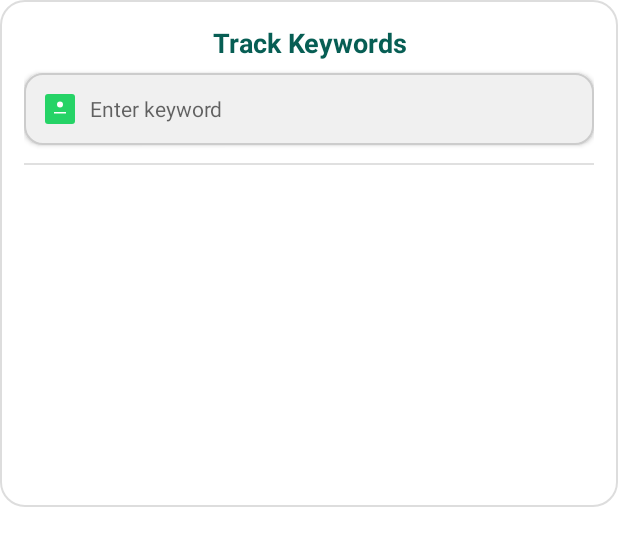
After one commit to adeebibrahim01/Status-saver-Android-app-, an Android app: the layout dialog_tracker_keywords.xml on its own in the app's theme, with its tools: preview values and no code run, on a phone screen of 412 x 824 dp. The commit adds this screen. Shown: the top 546 px of the screen. Run offline under Robolectric (Android 15) with nearby library versions, the phone set to English and light mode, and no system bars.

Commit message:
Tracker fragment implement keya h

```diff
--- a/app/src/main/AndroidManifest.xml
+++ b/app/src/main/AndroidManifest.xml
@@ -33,7 +33,7 @@
         android:theme="@style/Theme.WhatsDownloadPlus"
         tools:targetApi="33">
         <activity
-            android:name=".TrackerActivity"
+            android:name=".ui.tracker.TrackerFragment"
             android:exported="false" />
         <!-- Intro Screen -->
         <activity
--- /dev/null
+++ b/app/src/main/res/drawable/bg_whatsapp_dialog.xml
@@ -0,0 +1,14 @@
+<?xml version="1.0" encoding="utf-8"?>
+<shape xmlns:android="http://schemas.android.com/apk/res/android"
+    android:shape="rectangle">
+    <solid android:color="#FFFFFF" />
+    <corners android:radius="16dp" />
+    <padding
+        android:left="8dp"
+        android:top="8dp"
+        android:right="8dp"
+        android:bottom="8dp"/>
+    <stroke
+        android:width="1dp"
+        android:color="#DDDDDD" />
+</shape>
--- /dev/null
+++ b/app/src/main/res/drawable/bg_whatsapp_edittext.xml
@@ -0,0 +1,9 @@
+<?xml version="1.0" encoding="utf-8"?>
+<shape xmlns:android="http://schemas.android.com/apk/res/android"
+    android:shape="rectangle">
+    <solid android:color="#F0F0F0"/>
+    <corners android:radius="12dp"/>
+    <stroke
+        android:width="1dp"
+        android:color="#CCCCCC"/>
+</shape>
--- /dev/null
+++ b/app/src/main/res/drawable/ic_keyword.xml
@@ -0,0 +1,22 @@
+<?xml version="1.0" encoding="utf-8"?>
+<vector xmlns:android="http://schemas.android.com/apk/res/android"
+    android:width="24dp"
+    android:height="24dp"
+    android:viewportWidth="24"
+    android:viewportHeight="24">
+
+    <!-- Outer rounded rectangle (tag shape) -->
+    <path
+        android:fillColor="#25D366"
+        android:pathData="M4,2h16a2,2 0 0 1 2,2v16a2,2 0 0 1 -2,2H4a2,2 0 0 1 -2,-2V4a2,2 0 0 1 2,-2z"/>
+
+    <!-- Inner circle to indicate keyword -->
+    <path
+        android:fillColor="#FFFFFF"
+        android:pathData="M12,7a2,2 0 1,0 0,4 2,2 0 0,0 0,-4z"/>
+
+    <!-- Small line for text-like symbol -->
+    <path
+        android:fillColor="#FFFFFF"
+        android:pathData="M8,14h8v1H8z"/>
+</vector>
--- /dev/null
+++ b/app/src/main/res/layout/dialog_tracker_keywords.xml
@@ -0,0 +1,53 @@
+<?xml version="1.0" encoding="utf-8"?>
+<LinearLayout xmlns:android="http://schemas.android.com/apk/res/android"
+    android:orientation="vertical"
+    android:padding="16dp"
+    android:layout_width="match_parent"
+    android:layout_height="wrap_content"
+    android:background="@drawable/bg_whatsapp_dialog">
+
+    <!-- Title -->
+    <TextView
+        android:id="@+id/tvDialogTitle"
+        android:text="Track Keywords"
+        android:textColor="#075E54"
+        android:textSize="18sp"
+        android:textStyle="bold"
+        android:layout_width="match_parent"
+        android:layout_height="wrap_content"
+        android:gravity="center"
+        android:paddingBottom="8dp" />
+
+    <!-- Input to add a new keyword -->
+    <EditText
+        android:id="@+id/editTextNewKeyword"
+        android:hint="Enter keyword"
+        android:inputType="text"
+        android:layout_width="match_parent"
+        android:layout_height="48dp"
+        android:padding="12dp"
+        android:background="@drawable/bg_whatsapp_edittext"
+        android:textColor="#000000"
+        android:textSize="14sp"
+        android:imeOptions="actionDone"
+        android:elevation="2dp"
+        android:layout_marginBottom="12dp"
+        android:drawableStart="@drawable/ic_keyword"
+        android:drawablePadding="8dp"/>
+
+    <!-- Divider -->
+    <View
+        android:layout_width="match_parent"
+        android:layout_height="1dp"
+        android:layout_marginBottom="12dp"
+        android:background="#E0E0E0" />
+
+    <!-- List of saved keywords -->
+    <androidx.recyclerview.widget.RecyclerView
+        android:id="@+id/recyclerViewKeywords"
+        android:layout_width="match_parent"
+        android:layout_height="200dp"
+        android:scrollbars="vertical"
+        android:clipToPadding="false"
+        android:paddingBottom="8dp" />
+</LinearLayout>
--- a/app/src/main/res/navigation/mobile_navigation.xml
+++ b/app/src/main/res/navigation/mobile_navigation.xml
@@ -23,6 +23,10 @@
         android:name="com.mariaxcodexpert.whatsdownloadplus.ui.Download.DownloadFragment"
         android:label="Download"
         tools:layout="@layout/fragment_download" />
+    <fragment
+        android:id="@+id/nav_key_tracker"
+        android:name="com.mariaxcodexpert.whatsdownloadplus.ui.tracker.TrackerFragment"
+        android:label="Key Tracker" />
 
 
     <fragment
```
Also changed, not shown: app/src/main/java/com/mariaxcodexpert/whatsdownloadplus/TrackerActivity.java (deleted, +0 -24 lines), app/src/main/java/com/mariaxcodexpert/whatsdownloadplus/ui/Home/HomeFragment.java (+9 -5 lines), app/src/main/java/com/mariaxcodexpert/whatsdownloadplus/ui/tracker/KeywordAdapter.java (added, +55 -0 lines), app/src/main/java/com/mariaxcodexpert/whatsdownloadplus/ui/tracker/TrackerFragment.java (added, +187 -0 lines), app/src/main/res/drawable/ic_add.xml (added, +11 -0 lines), app/src/main/res/layout/activity_tracker.xml (deleted, +0 -10 lines), app/src/main/res/layout/fragment_tracker.xml (added, +28 -0 lines).
